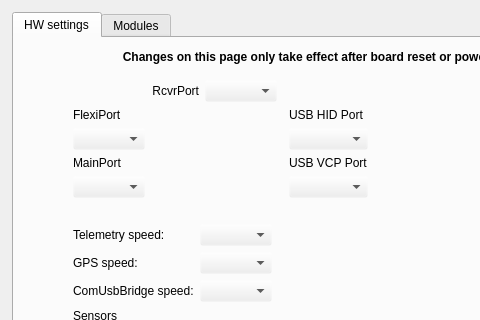
Before: the Qt Designer form ground/gcs/src/plugins/config/cc_hw_settings.ui in TauLabs/TauLabs, drawn with Qt 5; both pictures show x 0 to 480 and y 0 to 320 of the 646 by 596 pixel window.
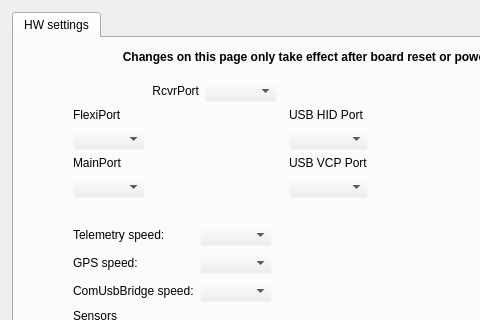
After: the same form once the commit is applied. Icons and pictures are not drawn.

Commit message: Module settings: remove from the hardware settings tab

Patch:
```diff
--- a/ground/gcs/src/plugins/config/cc_hw_settings.ui
+++ b/ground/gcs/src/plugins/config/cc_hw_settings.ui
@@ -475,11 +475,6 @@
        </item>
       </layout>
      </widget>
-     <widget class="QWidget" name="modules_placeholder">
-      <attribute name="title">
-       <string>Modules</string>
-      </attribute>
-     </widget>
     </widget>
    </item>
    <item>
```
The commit also changes 5 other files.
